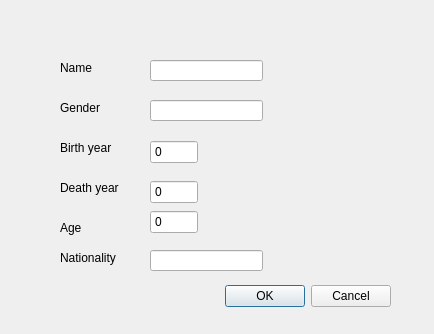
Above: searchPersonDialog.ui from annakrih/T113VLN1-3 before the change. Below: the same form after it.
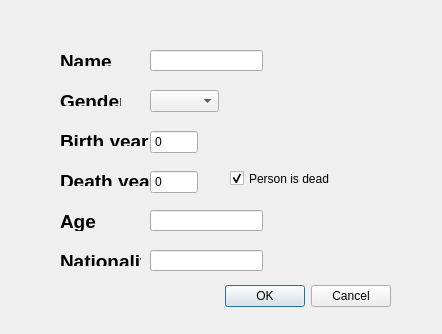
That is the form after the change.

The edit to the form file:
```diff
--- a/searchPersonDialog.ui
+++ b/searchPersonDialog.ui
@@ -6,13 +6,19 @@
    <rect>
     <x>0</x>
     <y>0</y>
-    <width>434</width>
+    <width>442</width>
     <height>334</height>
    </rect>
   </property>
   <property name="minimumSize">
    <size>
-    <width>434</width>
+    <width>442</width>
+    <height>334</height>
+   </size>
+  </property>
+  <property name="maximumSize">
+   <size>
+    <width>442</width>
     <height>334</height>
    </size>
   </property>
@@ -39,100 +45,25 @@
    <property name="geometry">
     <rect>
      <x>60</x>
-     <y>60</y>
-     <width>59</width>
+     <y>50</y>
+     <width>61</width>
      <height>16</height>
     </rect>
    </property>
    <property name="text">
-    <string>Name</string>
-   </property>
-  </widget>
-  <widget class="QLabel" name="Gender">
-   <property name="geometry">
-    <rect>
-     <x>60</x>
-     <y>100</y>
-     <width>71</width>
-     <height>16</height>
-    </rect>
-   </property>
-   <property name="text">
-    <string>Gender</string>
+    <string>&lt;html&gt;&lt;head/&gt;&lt;body&gt;&lt;p&gt;&lt;span style=&quot; font-size:14pt; font-weight:600;&quot;&gt;Name&lt;/span&gt;&lt;/p&gt;&lt;/body&gt;&lt;/html&gt;</string>
    </property>
   </widget>
   <widget class="QLineEdit" name="lineEdit">
    <property name="geometry">
     <rect>
      <x>150</x>
-     <y>60</y>
+     <y>50</y>
      <width>113</width>
      <height>21</height>
     </rect>
    </property>
   </widget>
-  <widget class="QLineEdit" name="lineEdit_2">
-   <property name="geometry">
-    <rect>
-     <x>150</x>
-     <y>100</y>
-     <width>113</width>
-     <height>21</height>
-    </rect>
-   </property>
-  </widget>
-  <widget class="QLabel" name="Birthyear">
-   <property name="geometry">
-    <rect>
-     <x>60</x>
-     <y>140</y>
-     <width>71</width>
-     <height>16</height>
-    </rect>
-   </property>
-   <property name="text">
-    <string>Birth year</string>
-   </property>
-  </widget>
-  <widget class="QLabel" name="Deathyear">
-   <property name="geometry">
-    <rect>
-     <x>60</x>
-     <y>180</y>
-     <width>71</width>
-     <height>16</height>
-    </rect>
-   </property>
-   <property name="text">
-    <string>Death year</string>
-   </property>
-  </widget>
-  <widget class="QLabel" name="Age">
-   <property name="geometry">
-    <rect>
-     <x>60</x>
-     <y>220</y>
-     <width>59</width>
-     <height>16</height>
-    </rect>
-   </property>
-   <property name="text">
-    <string>Age</string>
-   </property>
-  </widget>
-  <widget class="QLabel" name="Nationality">
-   <property name="geometry">
-    <rect>
-     <x>60</x>
-     <y>250</y>
-     <width>71</width>
-     <height>16</height>
-    </rect>
-   </property>
-   <property name="text">
-    <string>Nationality</string>
-   </property>
-  </widget>
   <widget class="QLineEdit" name="lineEdit_6">
    <property name="geometry">
     <rect>
@@ -147,20 +78,7 @@
    <property name="geometry">
     <rect>
      <x>150</x>
-     <y>180</y>
-     <width>48</width>
-     <height>24</height>
-    </rect>
-   </property>
-   <property name="buttonSymbols">
-    <enum>QAbstractSpinBox::NoButtons</enum>
-   </property>
-  </widget>
-  <widget class="QSpinBox" name="spinBox_3">
-   <property name="geometry">
-    <rect>
-     <x>150</x>
-     <y>210</y>
+     <y>170</y>
      <width>48</width>
      <height>24</height>
     </rect>
@@ -173,7 +91,7 @@
    <property name="geometry">
     <rect>
      <x>150</x>
-     <y>140</y>
+     <y>130</y>
      <width>48</width>
      <height>24</height>
     </rect>
@@ -182,6 +100,107 @@
     <enum>QAbstractSpinBox::NoButtons</enum>
    </property>
   </widget>
+  <widget class="QCheckBox" name="entryCheckDY">
+   <property name="geometry">
+    <rect>
+     <x>230</x>
+     <y>170</y>
+     <width>121</width>
+     <height>17</height>
+    </rect>
+   </property>
+   <property name="text">
+    <string>Person is dead</string>
+   </property>
+   <property name="checked">
+    <bool>true</bool>
+   </property>
+  </widget>
+  <widget class="QLineEdit" name="lineEdit_7">
+   <property name="geometry">
+    <rect>
+     <x>150</x>
+     <y>210</y>
+     <width>113</width>
+     <height>21</height>
+    </rect>
+   </property>
+  </widget>
+  <widget class="QComboBox" name="entryGender">
+   <property name="geometry">
+    <rect>
+     <x>150</x>
+     <y>90</y>
+     <width>69</width>
+     <height>22</height>
+    </rect>
+   </property>
+  </widget>
+  <widget class="QLabel" name="Name_2">
+   <property name="geometry">
+    <rect>
+     <x>60</x>
+     <y>90</y>
+     <width>61</width>
+     <height>16</height>
+    </rect>
+   </property>
+   <property name="text">
+    <string>&lt;html&gt;&lt;head/&gt;&lt;body&gt;&lt;p&gt;&lt;span style=&quot; font-size:14pt; font-weight:600;&quot;&gt;Gender&lt;/span&gt;&lt;/p&gt;&lt;/body&gt;&lt;/html&gt;</string>
+   </property>
+  </widget>
+  <widget class="QLabel" name="Name_3">
+   <property name="geometry">
+    <rect>
+     <x>60</x>
+     <y>130</y>
+     <width>91</width>
+     <height>16</height>
+    </rect>
+   </property>
+   <property name="text">
+    <string>&lt;html&gt;&lt;head/&gt;&lt;body&gt;&lt;p&gt;&lt;span style=&quot; font-size:14pt; font-weight:600;&quot;&gt;Birth year&lt;/span&gt;&lt;/p&gt;&lt;/body&gt;&lt;/html&gt;</string>
+   </property>
+  </widget>
+  <widget class="QLabel" name="Name_4">
+   <property name="geometry">
+    <rect>
+     <x>60</x>
+     <y>170</y>
+     <width>91</width>
+     <height>16</height>
+    </rect>
+   </property>
+   <property name="text">
+    <string>&lt;html&gt;&lt;head/&gt;&lt;body&gt;&lt;p&gt;&lt;span style=&quot; font-size:14pt; font-weight:600;&quot;&gt;Death year&lt;/span&gt;&lt;/p&gt;&lt;/body&gt;&lt;/html&gt;</string>
+   </property>
+  </widget>
+  <widget class="QLabel" name="Name_5">
+   <property name="geometry">
+    <rect>
+     <x>60</x>
+     <y>210</y>
+     <width>61</width>
+     <height>21</height>
+    </rect>
+   </property>
+   <property name="text">
+    <string>&lt;html&gt;&lt;head/&gt;&lt;body&gt;&lt;p&gt;&lt;span style=&quot; font-size:14pt; font-weight:600;&quot;&gt;Age&lt;/span&gt;&lt;/p&gt;&lt;/body&gt;&lt;/html&gt;</string>
+   </property>
+  </widget>
+  <widget class="QLabel" name="Name_6">
+   <property name="geometry">
+    <rect>
+     <x>60</x>
+     <y>250</y>
+     <width>81</width>
+     <height>16</height>
+    </rect>
+   </property>
+   <property name="text">
+    <string>&lt;html&gt;&lt;head/&gt;&lt;body&gt;&lt;p&gt;&lt;span style=&quot; font-size:14pt; font-weight:600;&quot;&gt;Nationality&lt;/span&gt;&lt;/p&gt;&lt;/body&gt;&lt;/html&gt;</string>
+   </property>
+  </widget>
  </widget>
  <resources/>
  <connections>
```
